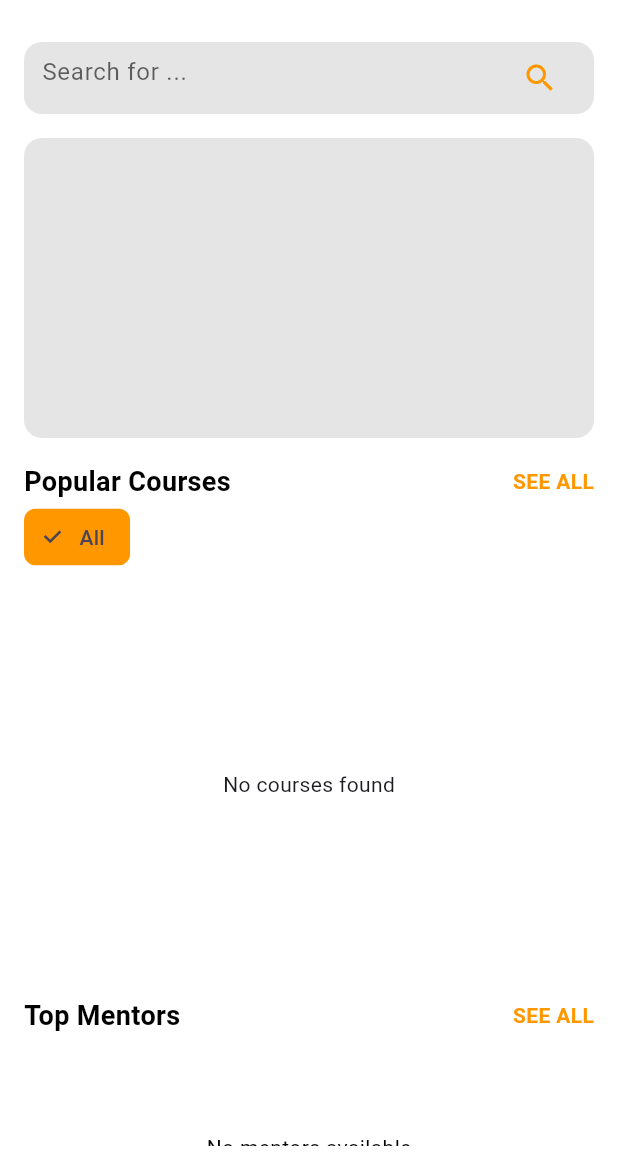
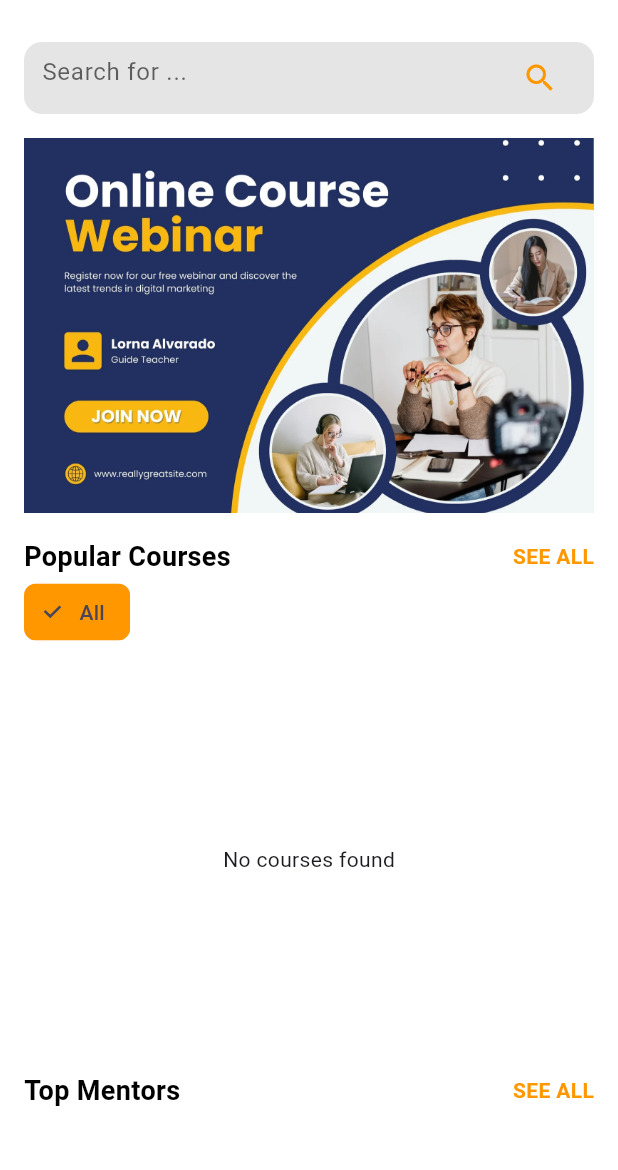
Before and after one commit to Midlaj786/ThinkFlow, a Flutter app: the HomePageScreen screen opened directly, on a phone screen of 412 x 824 dp, the part 66-1236 px from its top. Run offline on Flutter 3.47's test engine with Material 3 defaults, Android fonts, the phone set to English and light mode, and no system bars; our stand-ins replace cloud_firestore, file_picker, firebase_auth, firebase_core, firebase_storage, flutter_rating_bar and 6 more; missing offline and left inert: razorpay_flutter; accounts and stored records are empty.

Commit message:
after banner

```diff
--- a/lib/User/home.dart
+++ b/lib/User/home.dart
@@ -1,3 +1,4 @@
+import 'dart:async';
 import 'package:firebase_auth/firebase_auth.dart';
 import 'package:flutter/material.dart';
 import 'package:cloud_firestore/cloud_firestore.dart';
@@ -30,7 +31,30 @@ class _HomePageScreenState extends State<HomePageScreen> {
   void initState() {
     super.initState();
     categoriesFuture = _fetchCategories();
+    _timer = Timer.periodic(const Duration(seconds: 3), (Timer timer) {
+      int nextPage = _pageController.page!.round() + 1;
+      if (nextPage >= _images.length) nextPage = 0;
+      _pageController.animateToPage(
+        nextPage,
+        duration: const Duration(milliseconds: 300),
+        curve: Curves.easeInOutCubic,
+      );
+    });
   }
+   final PageController _pageController = PageController();
+  late Timer _timer;
+  void dispose() {
+    _timer.cancel();
+    _pageController.dispose();
+    super.dispose();
+  }
+
+  final List<String> _images = [
+    'assets/home1.jpg',
+    'assets/home2.jpg',
+    'assets/home3.jpg',
+    'assets/home4.jpg',
+  ];
 
   Future<List<String>> _fetchCategories() async {
     QuerySnapshot snapshot =
@@ -222,10 +246,21 @@ class _HomePageScreenState extends State<HomePageScreen> {
 
   Widget _buildBanner(ThemeProvider themeProvider) {
     return Container(
-      height: 200,
+      height: 250,
+
       decoration: BoxDecoration(
-        borderRadius: BorderRadius.circular(12),
+        borderRadius: BorderRadius.circular(48),
         color: themeProvider.textColor.withOpacity(0.1),
+      ),
+      child: PageView.builder(
+        controller: _pageController,
+        itemCount: _images.length,
+        itemBuilder: (context, index) {
+          return Image.asset(
+            _images[index],
+            fit: BoxFit.cover,
+          );
+        },
       ),
     );
   }
```
Also changed, not shown: lib/ThinkFlow/helpcenter.dart (added, +98 -0 lines), assets/home1.jpg (added), assets/home2.jpg (added), assets/home3.jpg (added), assets/home4.jpg (added), 3 other files.
